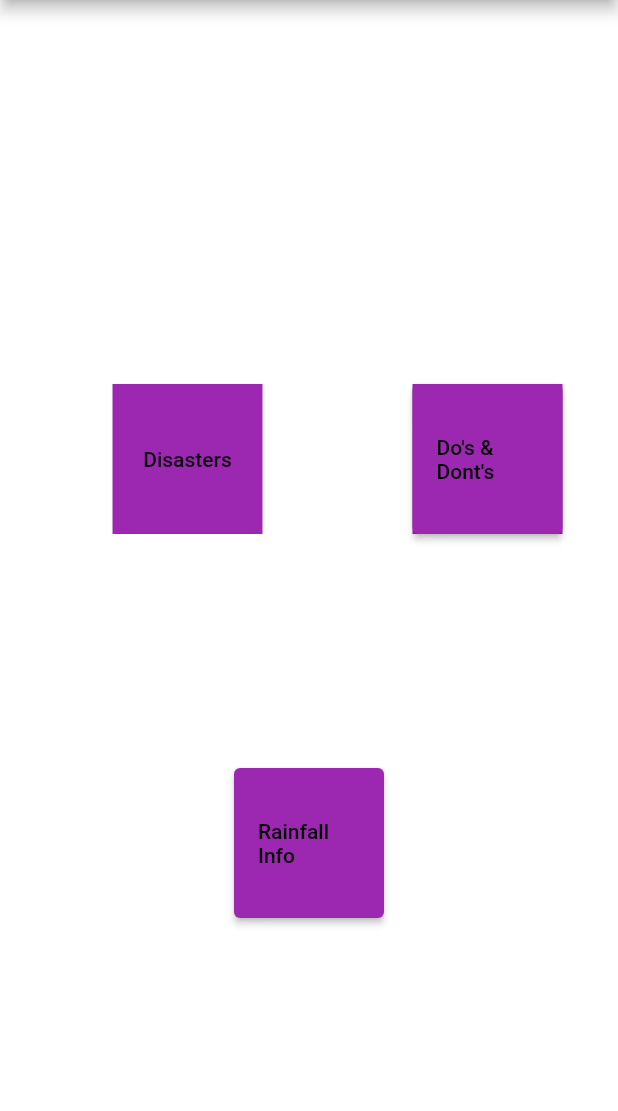
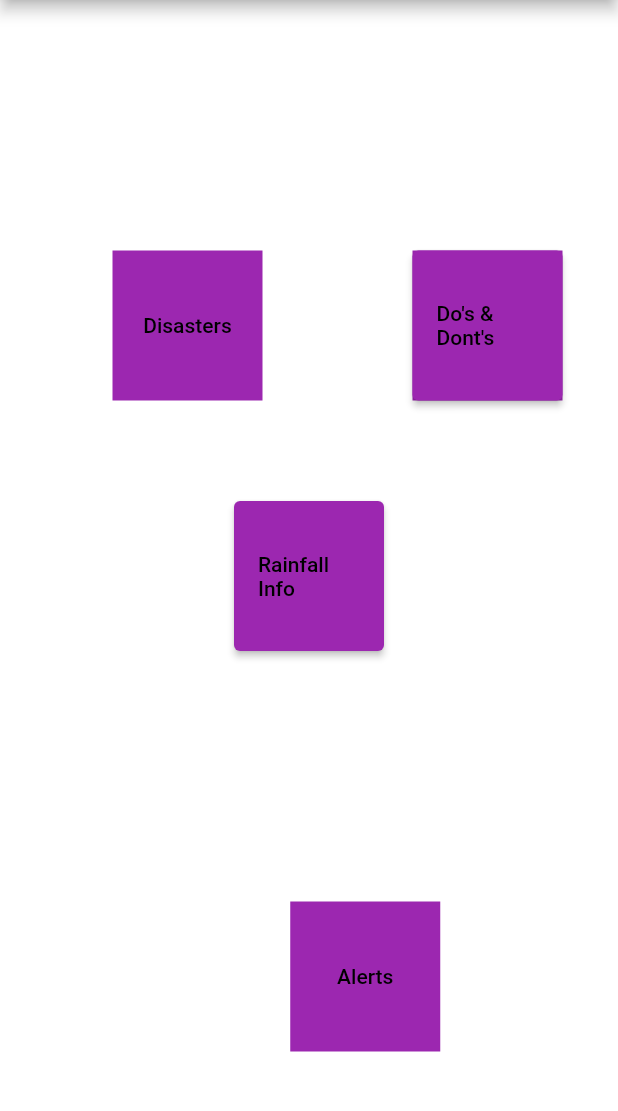
Before and after one commit to Rudalph/Flutter_pbl, a Flutter app: the screen it shows after launch, on a phone screen of 412 x 824 dp, the part 84-1195 px from its top. Run offline on Flutter 3.47's test engine with Material 2 defaults, Android fonts, the phone set to English and light mode, and no system bars; our stand-ins replace font_awesome_flutter.

Commit message:
alert button and alert page

```diff
--- a/lib/Disasters/floods.dart
+++ b/lib/Disasters/floods.dart
@@ -33,7 +33,7 @@ class DisasterFloodScreen extends StatelessWidget {
                       ),
                     );
                   default:
-                    return null;
+                    return Text(".");
                 }
               },
             ),
--- /dev/null
+++ b/lib/alerts.dart
@@ -0,0 +1,16 @@
+import 'package:flutter/material.dart';
+
+class alerts extends StatelessWidget {
+  const alerts({super.key});
+
+  @override
+  Widget build(BuildContext context) {
+    return Scaffold
+    (
+      appBar: AppBar(
+        backgroundColor: Colors.purple,
+        leading: Icon(Icons.add_alert_sharp),
+      ),
+    );
+  }
+}
--- a/lib/main.dart
+++ b/lib/main.dart
@@ -2,6 +2,7 @@ import 'package:dis_man_sym/DisastersScreen.dart';
 import 'package:dis_man_sym/rainfallAlert.dart';
 import 'package:flutter/material.dart';
 import 'DoandDontScreen.dart';
+import 'alerts.dart';
 
 void main() {
   runApp(const MyApp());
@@ -95,9 +96,27 @@ class HomeScreen extends StatelessWidget {
                     foregroundColor: MaterialStateProperty.all(Colors.black),
                   ),
                 ),
-              )
+              ),
+
+              Container(
+                    margin: const EdgeInsets.only(top: 100, left: 75),
+                    height: 100,
+                    width: 100,
+                    color: Colors.purple,
+                    child: TextButton(
+                      child: Text("Alerts", style: TextStyle(color: Colors.black),),
+                      onPressed: () {
+                         Navigator.push(context, MaterialPageRoute(builder: (context)=>alerts()))
+                         ;
+                      },
+                    ),
+                  ),
+
             ],
-          )),
+
+          )
+
+          ),
     );
   }
 }
```
Also changed, not shown: lib/rainfallAlert.dart (+8 -0 lines), pubspec.lock.
